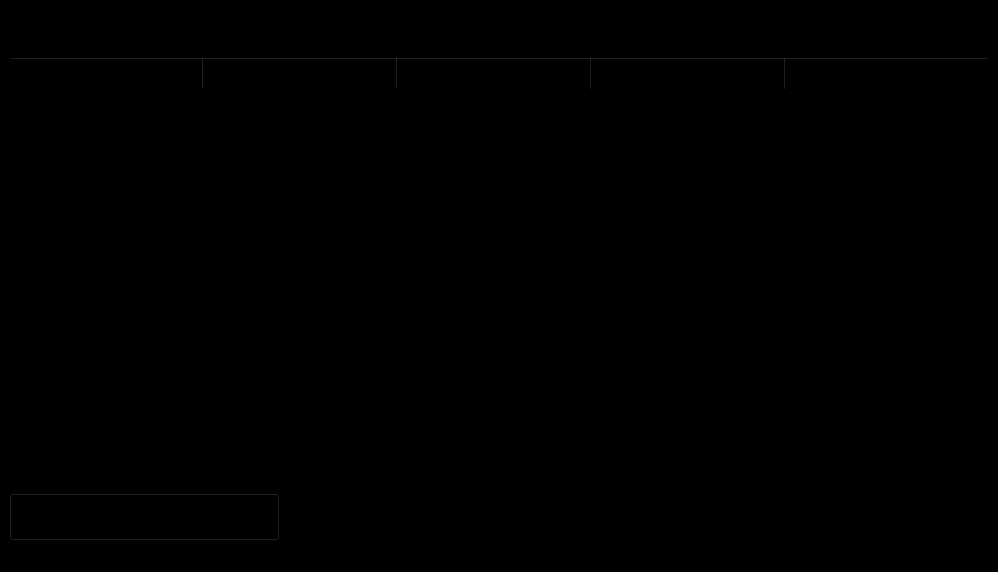
Old version of the form sold_items.ui in the repository acmpesuecc/GrowPal.
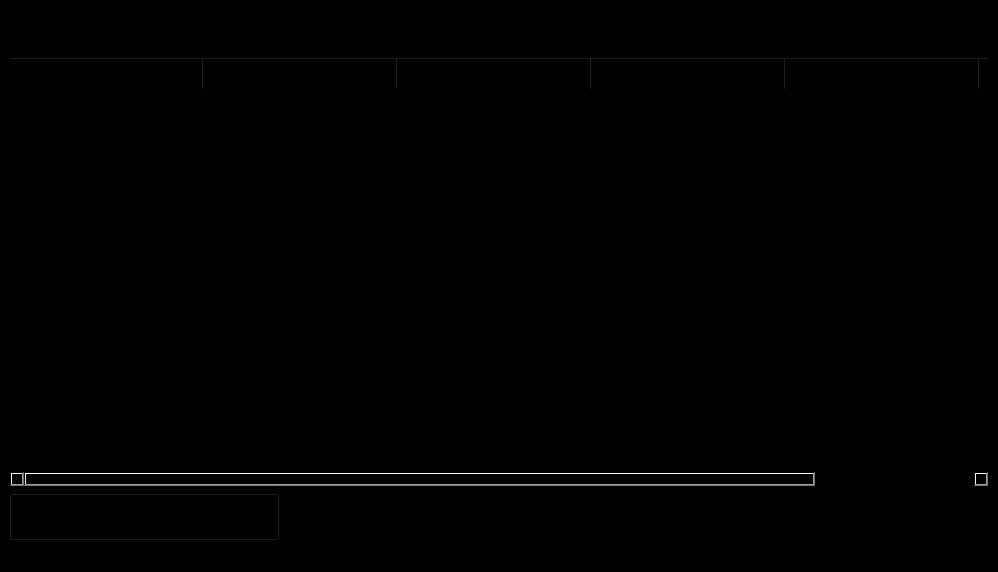
New version of the form. Icons and pictures are not drawn.

The edit to the form file:
```diff
--- a/sold_items.ui
+++ b/sold_items.ui
@@ -80,6 +80,11 @@
       <attribute name="horizontalHeaderStretchLastSection">
        <bool>true</bool>
       </attribute>
+      <column>
+       <property name="text">
+        <string>item_id</string>
+       </property>
+      </column>
       <column>
        <property name="text">
         <string>Edit</string>
```
